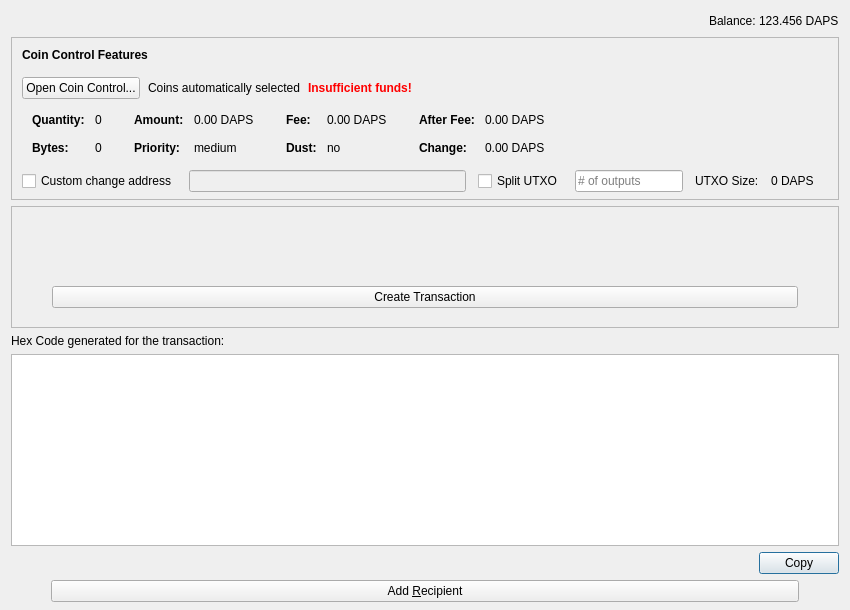
Above: src/qt/forms/sendcoinsdialog.ui from TheArcadiaGroup/DAPS before the change. Below: the same form after it.
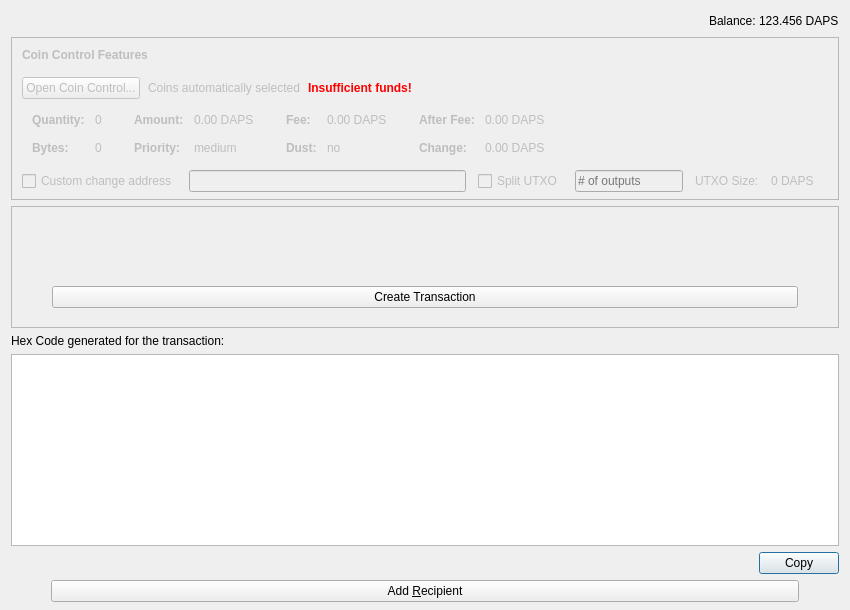
That is the form after the change. Icons and pictures are not drawn. Custom widgets are drawn as their Qt base class.

Commit message: disable coin control

What changed in the file:
```diff
--- a/src/qt/forms/sendcoinsdialog.ui
+++ b/src/qt/forms/sendcoinsdialog.ui
@@ -19,7 +19,7 @@
   <property name="windowTitle">
    <string>Send Coins</string>
   </property>
-  <layout class="QVBoxLayout" name="verticalLayout" stretch="0,0,1">
+  <layout class="QVBoxLayout" name="verticalLayout" stretch="0,0,1,0,0,0,0">
    <property name="bottomMargin">
     <number>8</number>
    </property>
@@ -75,6 +75,9 @@
    </item>
    <item>
     <widget class="QFrame" name="frameCoinControl">
+     <property name="enabled">
+      <bool>false</bool>
+     </property>
      <property name="sizePolicy">
       <sizepolicy hsizetype="Expanding" vsizetype="MinimumExpanding">
        <horstretch>0</horstretch>
```
Left out of the diff: 9 changed lines with no effect on the pictures. The commit also changes 1 other file.
